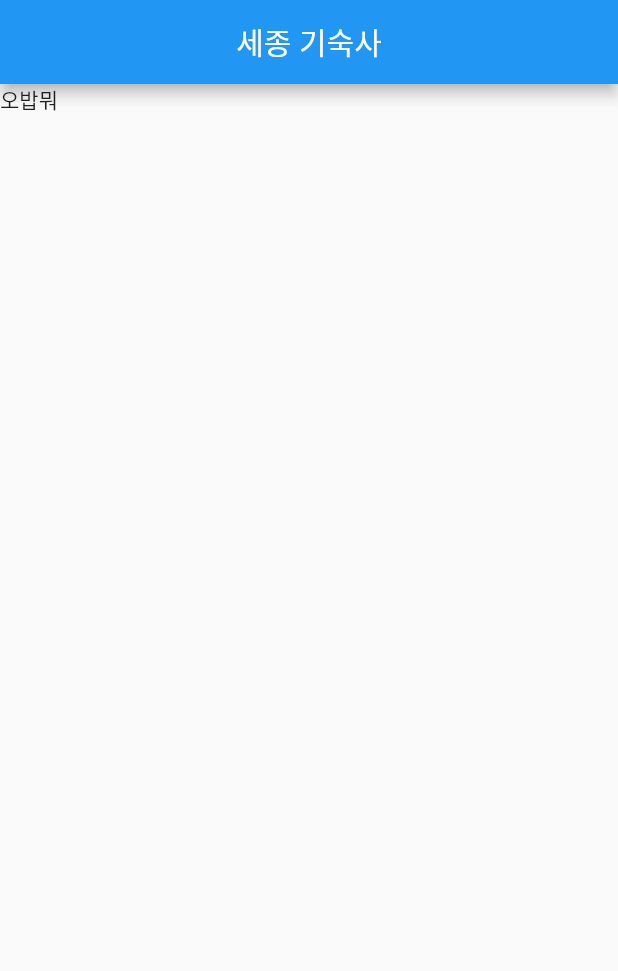
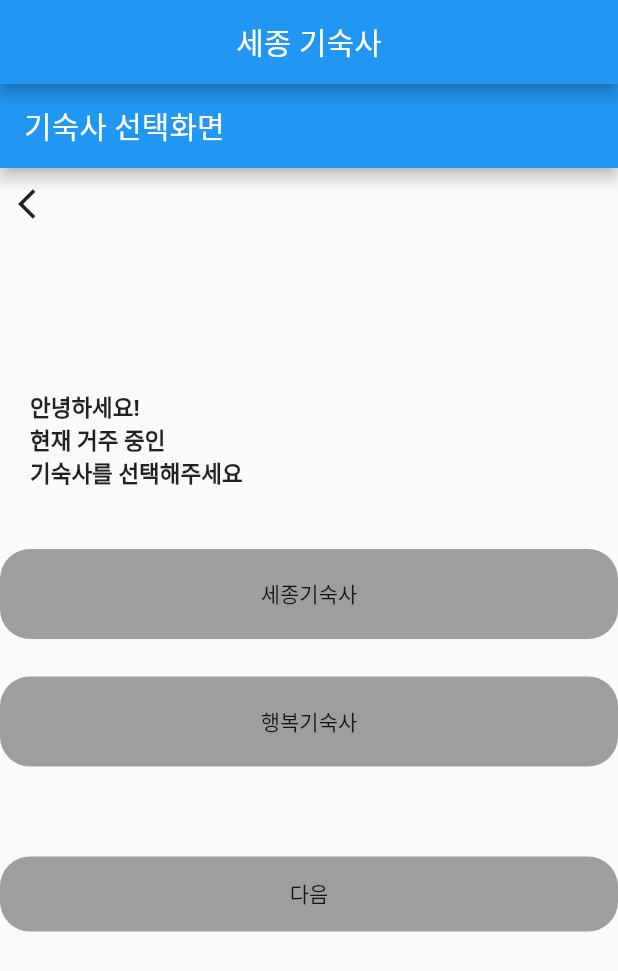
Before and after one commit to whatTodayRice/flutter_whattodayrice, a Flutter app: the screen it shows after launch, on a phone screen of 412 x 824 dp. Shown: the top 971 px of the screen. Run offline on Flutter 3.47's test engine with Material 2 defaults, Android fonts, the phone set to English and light mode, and no system bars.

Commit message:
기숙사 선택 화면 UI 구현

```diff
--- a/lib/main.dart
+++ b/lib/main.dart
@@ -1,25 +1,23 @@
 import 'package:flutter/material.dart';
-import './view/screens/completed.dart';
+import 'package:flutter_whattodayrice/view/screens/selectdormitory.dart';
 
 void main() {
-  runApp(WhatTodayRiceApp());
+  runApp(const MyApp());
 }
 
-class WhatTodayRiceApp extends StatelessWidget {
-  const WhatTodayRiceApp({super.key});
+class MyApp extends StatelessWidget {
+  const MyApp({super.key});
 
   @override
   Widget build(BuildContext context) {
     return MaterialApp(
       home: Scaffold(
-        appBar: AppBar(
-          title: Text('세종 기숙사'),
-          centerTitle: true,
-        ),
-        body: Container(
-          child: Text('오밥뭐'),
-        ),
-      ),
+          appBar: AppBar(
+            title: const Text('세종 기숙사'),
+            centerTitle: true,
+          ),
+          //페이지 확인을 위한 버튼 추가함.
+          body: const SelectDormitory()),
     );
   }
 }
--- a/lib/view/components/buttontemplate.dart
+++ b/lib/view/components/buttontemplate.dart
@@ -1,23 +1,71 @@
 import 'package:flutter/material.dart';
-import 'constants.dart';
 
-class ReusableNextButton extends StatelessWidget {
+class ReusableButton extends StatelessWidget {
+  final String buttonText;
+
+  const ReusableButton({
+    super.key,
+    required this.buttonText,
+  });
+
   @override
   Widget build(BuildContext context) {
     return GestureDetector(
       // onTap: () {
       //   Navigator.pushNamed(context, '/main');
       // },
+      child: Column(
+        children: [
+          Container(
+            height: 60.0,
+            width: 440.0,
+            alignment: Alignment.center,
+            padding: const EdgeInsets.symmetric(vertical: 10, horizontal: 20),
+            decoration: BoxDecoration(
+              color: Colors.grey,
+              borderRadius: BorderRadius.circular(20),
+            ),
+            child: Center(child: Text(buttonText)),
+          ),
+          const SizedBox(
+            height: 10,
+          )
+        ],
+      ),
+    );
+  }
+}
+
+class NextButton extends StatelessWidget {
+  const NextButton({super.key});
+
+  @override
+  Widget build(BuildContext context) {
+    return GestureDetector(
       child: Container(
         height: 50.0,
+        width: 440.0,
         alignment: Alignment.center,
-        padding: EdgeInsets.symmetric(vertical: 10, horizontal: 20),
+        padding: const EdgeInsets.symmetric(vertical: 10, horizontal: 20),
         decoration: BoxDecoration(
           color: Colors.grey,
           borderRadius: BorderRadius.circular(20),
         ),
-        child: const Center(child: kStartText),
+        child: const Center(child: Text('다음')),
       ),
     );
   }
 }
+
+class BackIconButton extends StatelessWidget {
+  const BackIconButton({super.key});
+
+  @override
+  Widget build(BuildContext context) {
+    return IconButton(
+        onPressed: () {
+          //뒤로 가기 기능 추가
+        },
+        icon: const Icon(Icons.arrow_back_ios));
+  }
+}
--- a/lib/view/components/constants.dart
+++ b/lib/view/components/constants.dart
@@ -15,11 +15,3 @@ const kCompletedCheckCircle = Icon(
   size: 120.0,
   color: Colors.grey,
 );
-const kStartText = Text(
-  '시작하기',
-  style: TextStyle(
-    color: Colors.white,
-    fontSize: 20,
-    fontWeight: FontWeight.bold,
-  ),
-);
--- /dev/null
+++ b/lib/view/components/texttemplate.dart
@@ -0,0 +1,15 @@
+import 'package:flutter/material.dart';
+
+Widget buildText(String text) {
+  return Row(
+    children: [
+      const SizedBox(
+        width: 20,
+      ),
+      Text(
+        text,
+        style: const TextStyle(fontWeight: FontWeight.bold, fontSize: 15),
+      ),
+    ],
+  );
+}
--- a/lib/view/screens/completed.dart
+++ b/lib/view/screens/completed.dart
@@ -10,7 +10,7 @@ class CompletedScreen extends StatelessWidget {
     return Container(
       child: Column(
         children: [
-          SizedBox(
+          const SizedBox(
             height: 180.0,
           ),
           Container(
@@ -22,13 +22,13 @@ class CompletedScreen extends StatelessWidget {
             child: kCompletedSubTitleText,
           ),
           kCompletedCheckCircle,
-          SizedBox(
+          const SizedBox(
             height: 140.0,
           ),
-          Center(
+          const Center(
             child: FractionallySizedBox(
               widthFactor: 0.8,
-              child: ReusableNextButton(),
+              child: ReusableButton(buttonText: '시작하기'),
             ),
           ),
         ],
--- /dev/null
+++ b/lib/view/screens/selectdormitory.dart
@@ -0,0 +1,49 @@
+import 'package:flutter/material.dart';
+import 'package:flutter_whattodayrice/view/components/buttontemplate.dart';
+import 'package:flutter_whattodayrice/view/components/texttemplate.dart';
+
+class SelectDormitory extends StatelessWidget {
+  const SelectDormitory({super.key});
+
+  @override
+  Widget build(BuildContext context) {
+    return MaterialApp(
+      title: '기숙사 선택 화면',
+      home: Scaffold(
+        appBar: AppBar(
+          title: const Text('기숙사 선택화면'),
+        ),
+        body: Column(
+          crossAxisAlignment: CrossAxisAlignment.start,
+          children: [
+            const BackIconButton(),
+            const SizedBox(
+              height: 100,
+            ),
+            buildText('안녕하세요!'),
+            buildText('현재 거주 중인'),
+            buildText('기숙사를 선택해주세요'),
+            const SizedBox(
+              height: 40,
+            ),
+            Center(
+              child: Column(
+                children: const [
+                  ReusableButton(buttonText: '세종기숙사'),
+                  SizedBox(
+                    height: 15,
+                  ),
+                  ReusableButton(buttonText: '행복기숙사'),
+                  SizedBox(
+                    height: 50,
+                  ),
+                  NextButton()
+                ],
+              ),
+            ),
+          ],
+        ),
+      ),
+    );
+  }
+}
--- /dev/null
+++ b/lib/view/screens/selectmeal.dart
@@ -0,0 +1,15 @@
+import 'package:flutter/material.dart';
+import 'package:flutter_whattodayrice/view/components/buttontemplate.dart';
+
+class SelectMeal extends StatelessWidget {
+  const SelectMeal({super.key});
+
+  @override
+  Widget build(BuildContext context) {
+    return Container(
+      child: Column(
+        children: const [],
+      ),
+    );
+  }
+}
--- a/pubspec.yaml
+++ b/pubspec.yaml
@@ -19,7 +19,7 @@ publish_to: 'none' # Remove this line if you wish to publish to pub.dev
 version: 1.0.0+1
 
 environment:
-  sdk: '>=3.0.0-122.0.dev <4.0.0'
+  sdk:  '>=2.18.6 <3.0.0'
 
 # Dependencies specify other packages that your package needs in order to work.
 # To automatically upgrade your package dependencies to the latest versions
```
Also changed, not shown: pubspec.lock.
